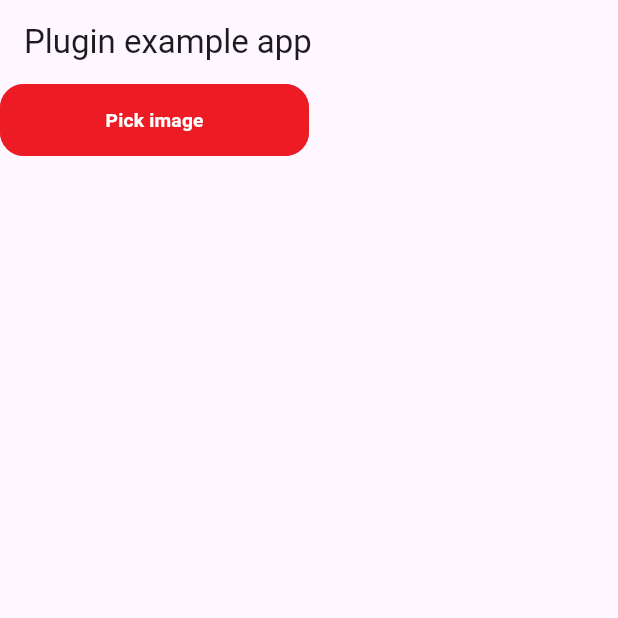
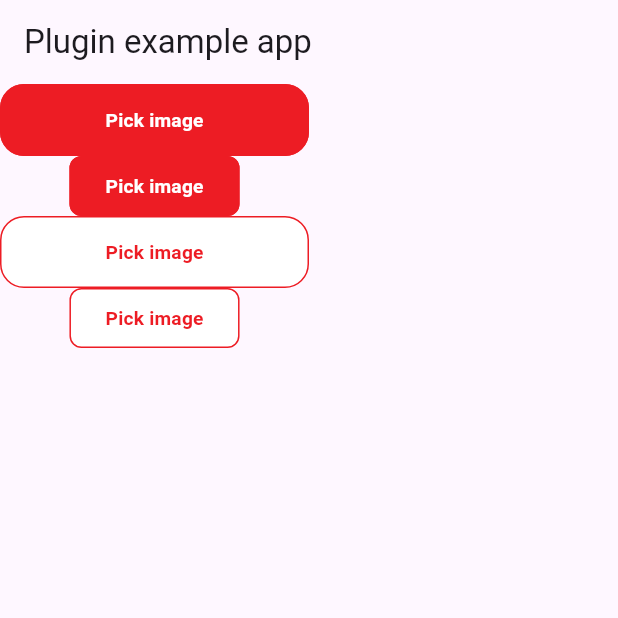
Before and after one commit to PrintEasy/PrintEasyUtils, a Flutter app: the screen it shows after launch, on a phone screen of 412 x 824 dp, the top half of it. Run offline on Flutter 3.47's test engine with Material 3 defaults, Android fonts, the phone set to English and light mode, and no system bars; our stand-ins replace cloud_firestore, flutter_svg, get, google_fonts, image_picker, plugin_platform_interface and 3 more; missing offline and left inert: syncfusion_flutter_barcodes; accounts and stored records are empty; project files that could hold a hidden picture were left out.

Commit message:
fix: add secondary button constructor

```diff
--- a/example/lib/main.dart
+++ b/example/lib/main.dart
@@ -93,6 +93,18 @@ class _HomeViewState extends State<HomeView> {
                 onTap: pickImage,
                 label: 'Pick image',
               ),
+              AppButton.small(
+                onTap: pickImage,
+                label: 'Pick image',
+              ),
+              AppButton.secondary(
+                onTap: pickImage,
+                label: 'Pick image',
+              ),
+              AppButton.secondarySmall(
+                onTap: pickImage,
+                label: 'Pick image',
+              ),
               if (imageBytes != null) ...[
                 const SizedBox(height: 40),
                 Image(image: MemoryImage(imageBytes!)),
--- a/lib/src/widgets/app_button.dart
+++ b/lib/src/widgets/app_button.dart
@@ -10,6 +10,7 @@ class AppButton extends StatelessWidget {
     this.foregroundColor,
     this.borderColor,
     this.icon,
+    this.iconPath,
     this.position = IconPosition.leading,
   })  : _isSmall = false,
         height = 48;
@@ -22,9 +23,50 @@ class AppButton extends StatelessWidget {
     this.backgroundColor,
     this.borderColor,
     this.icon,
+    this.iconPath,
     this.position = IconPosition.leading,
   })  : _isSmall = true,
         height = 40;
+
+  factory AppButton.secondary({
+    required VoidCallback onTap,
+    required String label,
+    Color? backgroundColor,
+    Color? foregroundColor,
+    String? iconPath,
+    IconData? icon,
+    IconPosition position = IconPosition.leading,
+  }) =>
+      AppButton(
+        onTap: onTap,
+        label: label,
+        backgroundColor: backgroundColor ?? AppColors.white,
+        foregroundColor: foregroundColor ?? AppColors.primary,
+        borderColor: foregroundColor ?? AppColors.primary,
+        iconPath: iconPath,
+        icon: icon,
+        position: position,
+      );
+
+  factory AppButton.secondarySmall({
+    required VoidCallback onTap,
+    required String label,
+    Color? backgroundColor,
+    Color? foregroundColor,
+    String? iconPath,
+    IconData? icon,
+    IconPosition position = IconPosition.leading,
+  }) =>
+      AppButton.small(
+        onTap: onTap,
+        label: label,
+        backgroundColor: backgroundColor ?? AppColors.white,
+        foregroundColor: foregroundColor ?? AppColors.primary,
+        borderColor: foregroundColor ?? AppColors.primary,
+        iconPath: iconPath,
+        icon: icon,
+        position: position,
+      );
 
   final VoidCallback? onTap;
   final String label;
@@ -32,10 +74,15 @@ class AppButton extends StatelessWidget {
   final Color? foregroundColor;
   final Color? borderColor;
   final IconData? icon;
+  final String? iconPath;
   final IconPosition position;
 
   final bool _isSmall;
   final double height;
+
+  Color get _backgroundColor => backgroundColor ?? AppColors.primary;
+  Color get _foregroundColor => foregroundColor ?? AppColors.white;
+  Color get _borderColor => borderColor ?? _backgroundColor;
 
   @override
   Widget build(BuildContext context) => SizedBox(
@@ -43,15 +90,15 @@ class AppButton extends StatelessWidget {
         height: height,
         child: ElevatedButton(
           style: ElevatedButton.styleFrom(
-            backgroundColor: backgroundColor ?? AppColors.primary,
-            foregroundColor: foregroundColor ?? AppColors.white,
+            backgroundColor: _backgroundColor,
+            foregroundColor: _foregroundColor,
             textStyle: context.titleMedium?.copyWith(
               fontWeight: FontWeight.w600,
             ),
             shape: RoundedRectangleBorder(
               side: BorderSide(
                 width: 1,
-                color: borderColor ?? backgroundColor ?? AppColors.primary,
+                color: _borderColor,
               ),
               borderRadius: BorderRadius.circular(_isSmall ? 8 : 16),
             ),
@@ -63,16 +110,36 @@ class AppButton extends StatelessWidget {
             crossAxisAlignment: CrossAxisAlignment.center,
             mainAxisAlignment: MainAxisAlignment.center,
             children: [
-              if (icon != null && position == IconPosition.leading) ...[
-                Icon(icon!),
+              if ((icon != null || iconPath != null) && position == IconPosition.leading) ...[
+                if (icon != null) ...[
+                  Icon(
+                    icon!,
+                    color: _foregroundColor,
+                  ),
+                ] else if (iconPath != null) ...[
+                  AppIcon(
+                    iconPath!,
+                    color: _foregroundColor,
+                  ),
+                ],
                 SizedBox(width: _isSmall ? 8 : 16),
               ],
               Text(
                 label,
               ),
-              if (icon != null && position == IconPosition.trailing) ...[
+              if ((icon != null || iconPath != null) && position == IconPosition.trailing) ...[
                 SizedBox(width: _isSmall ? 8 : 16),
-                Icon(icon!),
+                if (icon != null) ...[
+                  Icon(
+                    icon!,
+                    color: _foregroundColor,
+                  ),
+                ] else if (iconPath != null) ...[
+                  AppIcon(
+                    iconPath!,
+                    color: _foregroundColor,
+                  ),
+                ],
               ],
             ],
           ),
--- /dev/null
+++ b/lib/src/widgets/app_icon.dart
@@ -0,0 +1,28 @@
+import 'package:flutter/material.dart';
+import 'package:flutter_svg/flutter_svg.dart';
+
+class AppIcon extends StatelessWidget {
+  const AppIcon(
+    this.icon, {
+    super.key,
+    this.color,
+    this.size,
+  });
+
+  final String icon;
+  final double? size;
+  final Color? color;
+
+  @override
+  Widget build(BuildContext context) => SvgPicture.asset(
+        icon,
+        height: size,
+        width: size,
+        colorFilter: color != null
+            ? ColorFilter.mode(
+                color!,
+                BlendMode.srcIn,
+              )
+            : null,
+      );
+}
--- a/lib/src/widgets/widgets.dart
+++ b/lib/src/widgets/widgets.dart
@@ -1,4 +1,5 @@
 export 'app_button.dart';
+export 'app_icon.dart';
 export 'app_image.dart';
 export 'app_loader.dart';
 export 'app_logo.dart';
--- a/pubspec.yaml
+++ b/pubspec.yaml
@@ -12,7 +12,7 @@ dependencies:
   cloud_firestore: ^5.6.0
   flutter:
     sdk: flutter
-  flutter_svg: ^2.0.16
+  flutter_svg: ^2.0.17
   flutter_web_plugins:
     sdk: flutter
   get: ^4.6.6
```
Also changed, not shown: example/pubspec.lock.
